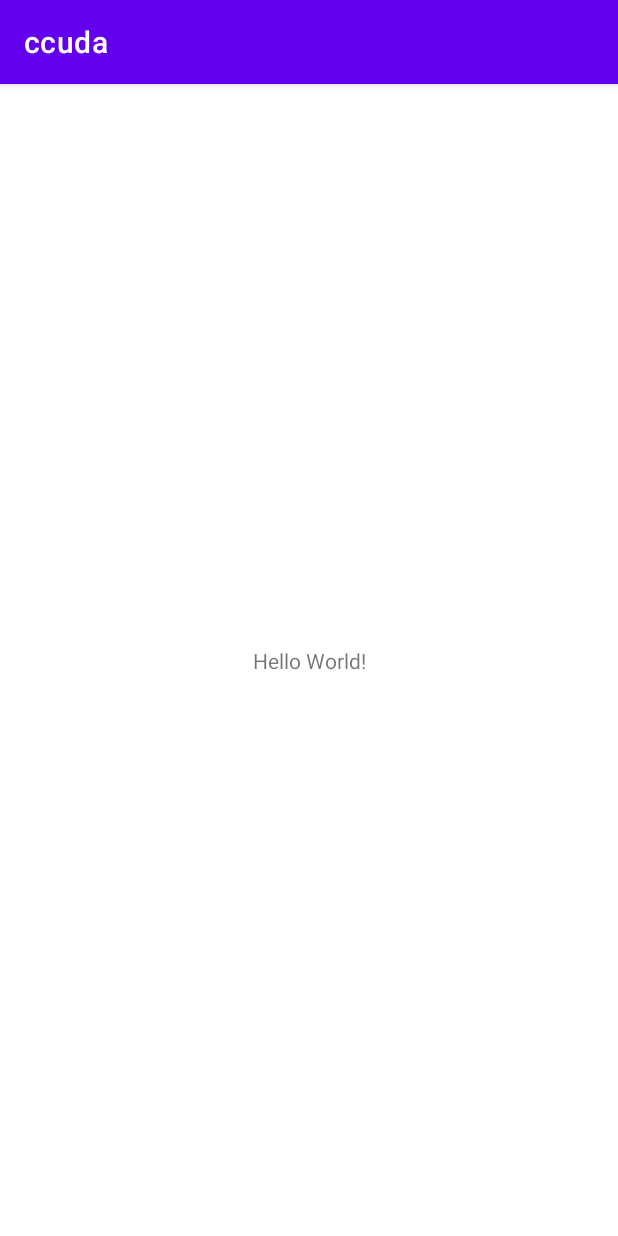
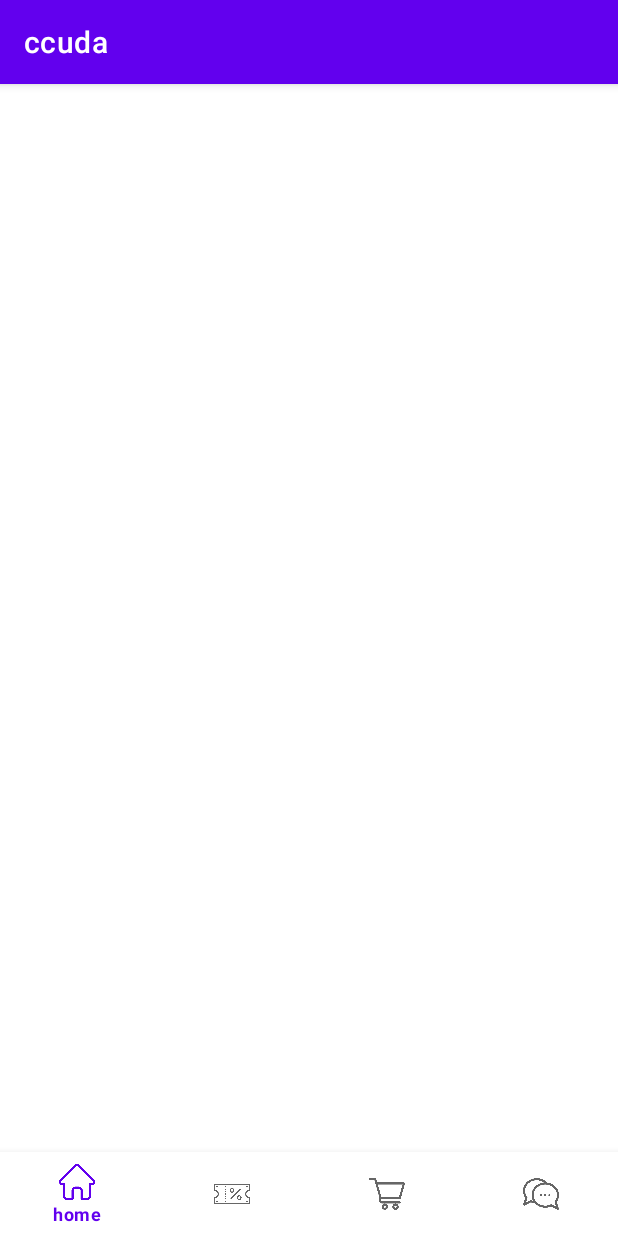
Before and after one commit to yhb1834/CAU_CCUDA, an Android app: the screen it shows after launch (MainActivity), on a phone screen of 412 x 824 dp. Run offline under Robolectric (Android 15) with nearby library versions, the phone set to English and light mode, and no system bars.

Commit message:
add navigation bar

```diff
--- a/app/build.gradle
+++ b/app/build.gradle
@@ -32,7 +32,11 @@ dependencies {
     implementation 'androidx.appcompat:appcompat:1.3.1'
     implementation 'com.google.android.material:material:1.4.0'
     implementation 'androidx.constraintlayout:constraintlayout:2.1.1'
+    implementation 'com.google.android.material:material:1.0.0'
+    implementation 'com.google.android.material:material:1.0.0'
     testImplementation 'junit:junit:4.+'
     androidTestImplementation 'androidx.test.ext:junit:1.1.3'
     androidTestImplementation 'androidx.test.espresso:espresso-core:3.4.0'
+
+
 }
--- a/app/src/main/res/layout/activity_main.xml
+++ b/app/src/main/res/layout/activity_main.xml
@@ -1,18 +1,25 @@
 <?xml version="1.0" encoding="utf-8"?>
-<androidx.constraintlayout.widget.ConstraintLayout xmlns:android="http://schemas.android.com/apk/res/android"
+<androidx.constraintlayout.widget.ConstraintLayout
+    xmlns:android="http://schemas.android.com/apk/res/android"
     xmlns:app="http://schemas.android.com/apk/res-auto"
     xmlns:tools="http://schemas.android.com/tools"
     android:layout_width="match_parent"
     android:layout_height="match_parent"
+    android:orientation="vertical"
     tools:context=".MainActivity">
 
-    <TextView
-        android:layout_width="wrap_content"
-        android:layout_height="wrap_content"
-        android:text="Hello World!"
-        app:layout_constraintBottom_toBottomOf="parent"
-        app:layout_constraintLeft_toLeftOf="parent"
-        app:layout_constraintRight_toRightOf="parent"
-        app:layout_constraintTop_toTopOf="parent" />
+    <FrameLayout
+        android:id="@+id/frameLayout"
+        android:layout_width="match_parent"
+        android:layout_height="match_parent">
+        <com.google.android.material.bottomnavigation.BottomNavigationView
+            android:id="@+id/bottom_navigation"
+            android:layout_width="match_parent"
+            android:layout_height="wrap_content"
+            android:layout_gravity="bottom"
+            app:menu="@menu/my_navigation_items">
+        </com.google.android.material.bottomnavigation.BottomNavigationView>
+    </FrameLayout>
+
 
 </androidx.constraintlayout.widget.ConstraintLayout>
--- /dev/null
+++ b/app/src/main/res/menu/my_navigation_items.xml
@@ -0,0 +1,15 @@
+<?xml version="1.0" encoding="utf-8"?>
+<menu xmlns:android="http://schemas.android.com/apk/res/android">
+    <item android:id="@+id/home"
+        android:title="home"
+        android:icon="@drawable/home" />
+    <item android:id="@+id/cuppon"
+        android:title="cuppon"
+        android:icon="@drawable/coupon" />
+    <item android:id="@+id/cart"
+        android:title="cart"
+        android:icon="@drawable/cart" />
+    <item android:id="@+id/chat"
+        android:title="chat"
+        android:icon="@drawable/chat" />
+</menu>
```
Also changed, not shown: app/src/main/res/drawable-v24/cart.png (added), app/src/main/res/drawable-v24/chat.png (added), app/src/main/res/drawable-v24/coupon.png (added), app/src/main/res/drawable-v24/home.png (added).
